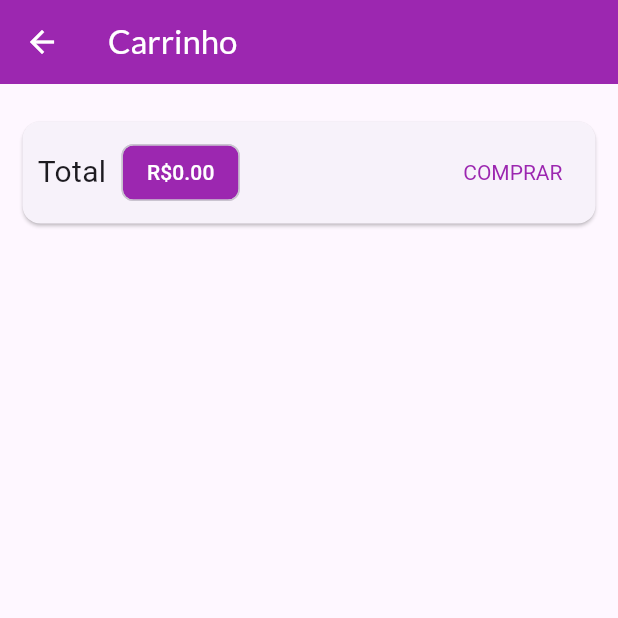
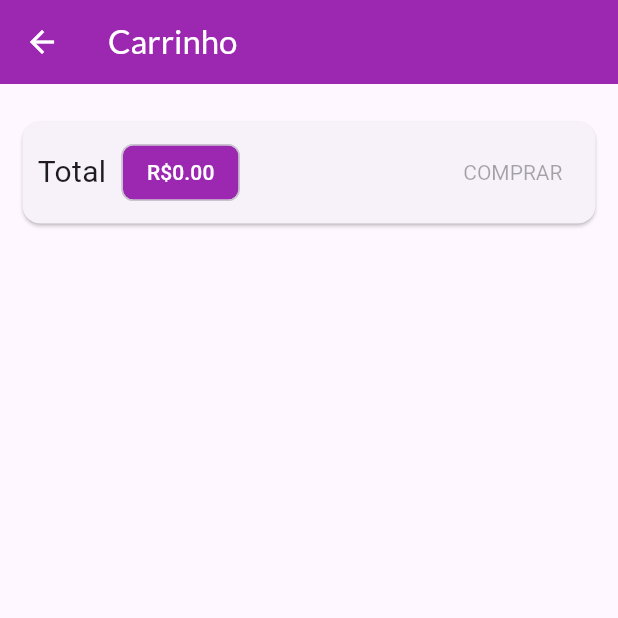
Before and after one commit to Kayene-Teixeira/ShoppingApp, a Flutter app: the CartView screen opened by its route, on a phone screen of 412 x 824 dp, the top half of it. Run offline on Flutter 3.47's test engine with Material 3 defaults, Android fonts, the phone set to English and light mode, and no system bars; network calls fail.

Commit message:
✨feat: implemetando a inserção e listagem de pedidos, além de melhorar a lógica do botão comprar do carrinho.

```diff
--- /dev/null
+++ b/lib/components/cart_button.dart
@@ -0,0 +1,45 @@
+import 'package:flutter/material.dart';
+import 'package:provider/provider.dart';
+import 'package:shop/models/cart.dart';
+import 'package:shop/models/order_list.dart';
+
+class CartButton extends StatefulWidget {
+  const CartButton({
+    super.key,
+    required this.cart,
+  });
+
+  final Cart cart;
+
+  @override
+  State<CartButton> createState() => _CartButtonState();
+}
+
+class _CartButtonState extends State<CartButton> {
+  bool _isLoading = false;
+
+  @override
+  Widget build(BuildContext context) {
+    return _isLoading
+        ? const CircularProgressIndicator()
+        : TextButton(
+            onPressed: widget.cart.itemsCount == 0
+                ? null
+                : () async {
+                    setState(() => _isLoading = true);
+                    await Provider.of<OrderList>(
+                      context,
+                      listen: false,
+                    ).addOrder(widget.cart);
+
+                    setState(() => _isLoading = false);
+                    widget.cart.clear();
+                  },
+            style: TextButton.styleFrom(
+                textStyle: TextStyle(
+              color: Theme.of(context).colorScheme.primary,
+            )),
+            child: const Text('COMPRAR'),
+          );
+  }
+}
--- a/lib/components/product_grid_item.dart
+++ b/lib/components/product_grid_item.dart
@@ -11,7 +11,6 @@ class ProductGridItem extends StatelessWidget {
   Widget build(BuildContext context) {
     final product = Provider.of<Product>(context);
     final cart = Provider.of<Cart>(context);
-    final msg = ScaffoldMessenger.of(context);
 
     return ClipRRect(
       borderRadius: BorderRadius.circular(10),
--- a/lib/models/product.dart
+++ b/lib/models/product.dart
@@ -2,7 +2,7 @@ import 'dart:convert';
 
 import 'package:flutter/material.dart';
 import 'package:http/http.dart' as http;
-import 'package:shop/utils/contants.dart';
+import 'package:shop/utils/constants.dart';
 
 class Product with ChangeNotifier {
   final String id;
--- a/lib/models/product_list.dart
+++ b/lib/models/product_list.dart
@@ -5,7 +5,7 @@ import 'package:flutter/material.dart';
 import 'package:http/http.dart' as http;
 import 'package:shop/exceptions/http_exception.dart';
 import 'package:shop/models/product.dart';
-import 'package:shop/utils/contants.dart';
+import 'package:shop/utils/constants.dart';
 
 // Mixin que ajuda com a reatividade
 class ProductList with ChangeNotifier {
--- a/lib/utils/contants.dart
+++ b/lib/utils/constants.dart
@@ -2,4 +2,6 @@ class Constants {
   // Aponta para o banco de dados
   static const PRODUCT_BASE_URL =
       'https://shop-coder-flut-default-rtdb.firebaseio.com/products';
+
+  static const ORDER_BASE_URL = 'https://shop-coder-flut-default-rtdb.firebaseio.com/orders';
 }
--- a/lib/views/cart_view.dart
+++ b/lib/views/cart_view.dart
@@ -1,8 +1,8 @@
 import 'package:flutter/material.dart';
 import 'package:provider/provider.dart';
+import 'package:shop/components/cart_button.dart';
 import 'package:shop/components/cart_item.dart';
 import 'package:shop/models/cart.dart';
-import 'package:shop/models/order_list.dart';
 
 class CartView extends StatelessWidget {
   const CartView({super.key});
@@ -55,21 +55,7 @@ class CartView extends StatelessWidget {
                       ),
                     ],
                   ),
-                  TextButton(
-                    onPressed: () {
-                      Provider.of<OrderList>(
-                        context,
-                        listen: false,
-                      ).addOrder(cart);
-
-                      cart.clear();
-                    },
-                    style: TextButton.styleFrom(
-                        textStyle: TextStyle(
-                      color: Theme.of(context).colorScheme.primary,
-                    )),
-                    child: const Text('COMPRAR'),
-                  ),
+                  CartButton(cart: cart),
                 ],
               ),
             ),
```
Also changed, not shown: lib/models/order_list.dart (+55 -5 lines), lib/views/orders_view.dart (+38 -6 lines).
